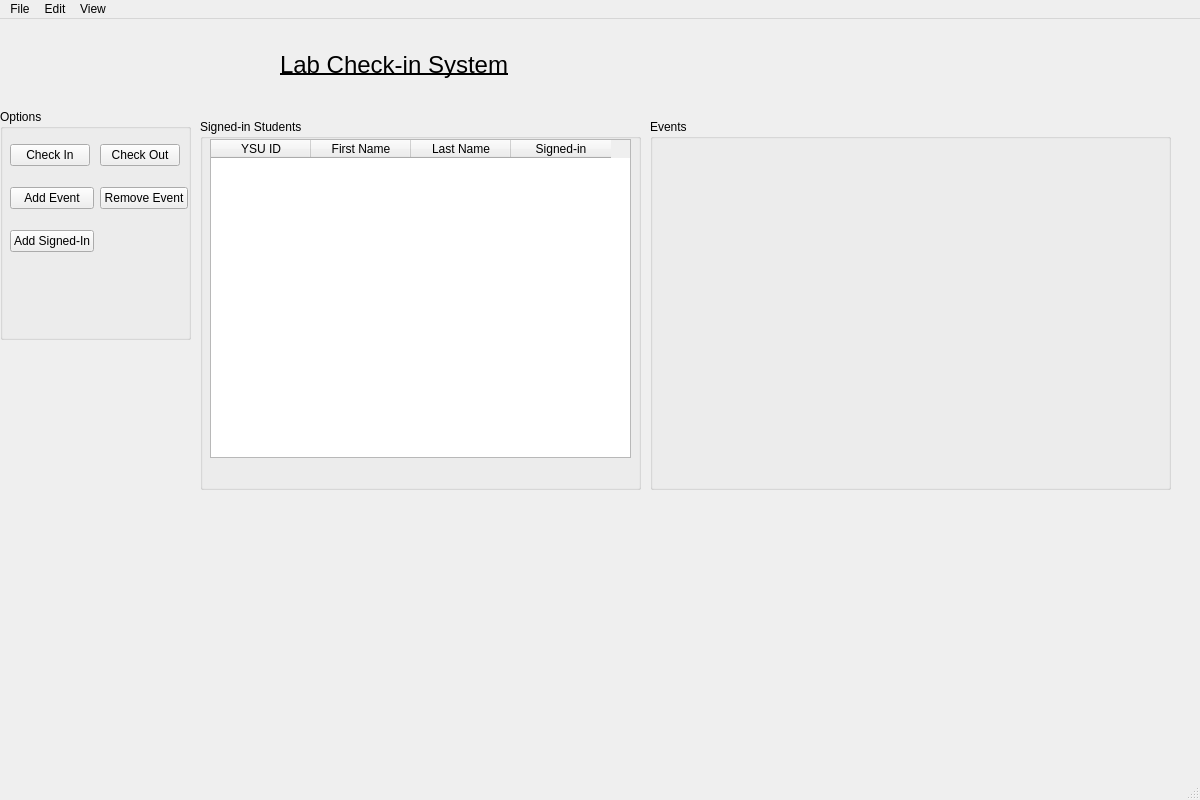
The window that Lab-Check-in-System/homepageview.ui (calebkrlich/Computer-Lab-Check-in-System) describes before a commit, drawn with Qt 5.
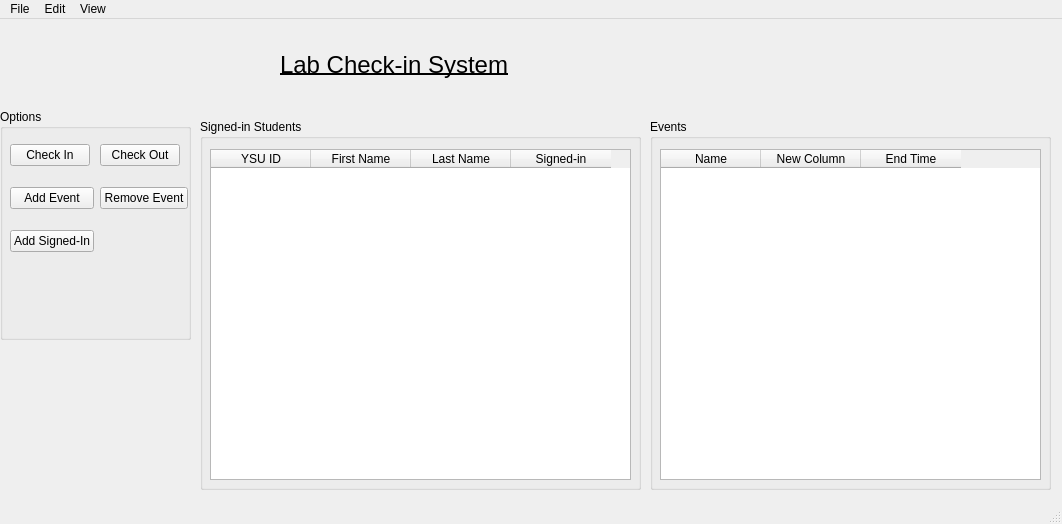
The same window after the commit. Icons and pictures are not drawn.

Commit message: added an addeventview, edited a table views, added popup messages to signing in students

```diff
--- a/Lab-Check-in-System/homepageview.ui
+++ b/Lab-Check-in-System/homepageview.ui
@@ -6,8 +6,8 @@
    <rect>
     <x>0</x>
     <y>0</y>
-    <width>1200</width>
-    <height>800</height>
+    <width>1062</width>
+    <height>524</height>
    </rect>
   </property>
   <property name="maximumSize">
@@ -66,9 +66,9 @@
      <property name="geometry">
       <rect>
        <x>10</x>
-       <y>20</y>
+       <y>30</y>
        <width>421</width>
-       <height>319</height>
+       <height>331</height>
       </rect>
      </property>
      <column>
@@ -170,13 +170,38 @@
      <rect>
       <x>650</x>
       <y>100</y>
-      <width>521</width>
+      <width>401</width>
       <height>371</height>
      </rect>
     </property>
     <property name="title">
      <string>Events</string>
     </property>
+    <widget class="QTableWidget" name="EventTable">
+     <property name="geometry">
+      <rect>
+       <x>10</x>
+       <y>30</y>
+       <width>381</width>
+       <height>331</height>
+      </rect>
+     </property>
+     <column>
+      <property name="text">
+       <string>Name</string>
+      </property>
+     </column>
+     <column>
+      <property name="text">
+       <string>New Column</string>
+      </property>
+     </column>
+     <column>
+      <property name="text">
+       <string>End Time</string>
+      </property>
+     </column>
+    </widget>
    </widget>
    <widget class="QLabel" name="label">
     <property name="geometry">
@@ -206,7 +231,7 @@
     <rect>
      <x>0</x>
      <y>0</y>
-     <width>1200</width>
+     <width>1062</width>
      <height>20</height>
     </rect>
    </property>
```
Left out of the diff: 4 changed lines with no effect on the pictures. The commit also changes 28 other files.
